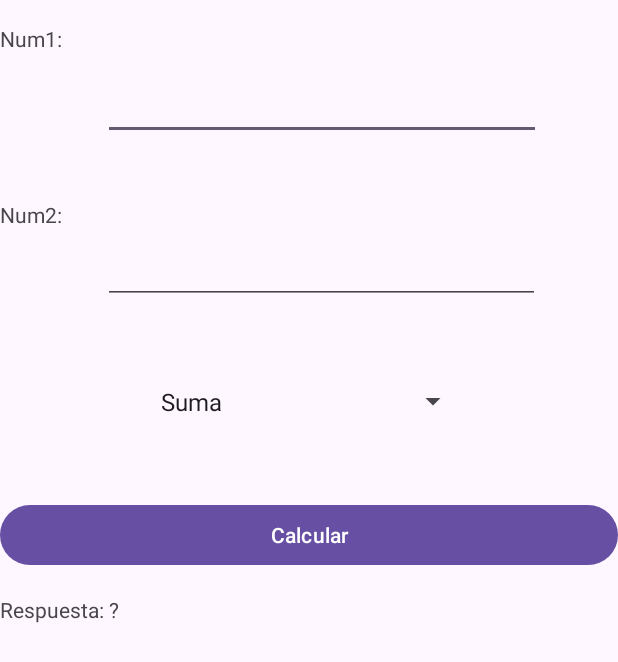
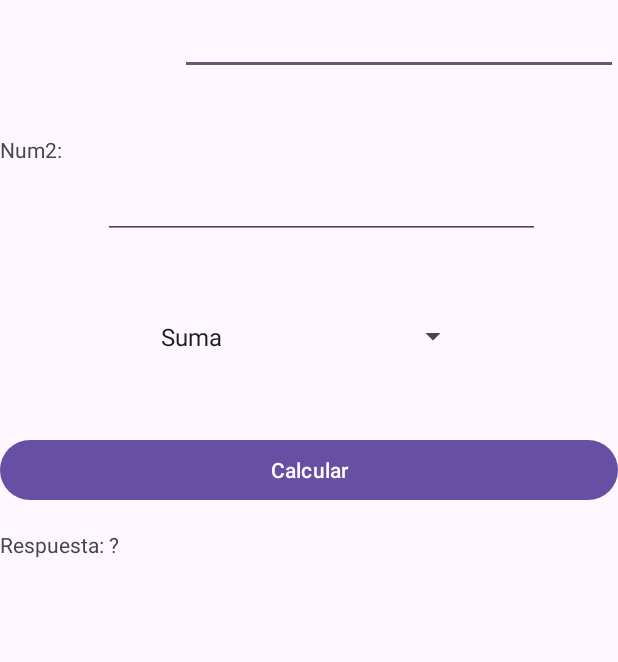
Before and after one commit to CarlosRomero212/ProgTareas-I, an Android app: the screen it shows after launch (MainActivity), on a phone screen of 412 x 824 dp. Shown: the top 662 px of the screen. Run offline under Robolectric (Android 15) with nearby library versions, the phone set to English and light mode, and no system bars.

Commit message:
Proyecto conversores

```diff
--- a/app/src/main/res/layout/activity_main.xml
+++ b/app/src/main/res/layout/activity_main.xml
@@ -6,17 +6,6 @@
     android:layout_height="match_parent"
     tools:context=".MainActivity">
 
-
-    <TextView
-        android:id="@+id/lblNum1"
-        android:layout_width="wrap_content"
-        android:layout_height="wrap_content"
-        android:text="Num1:"
-        app:layout_constraintTop_toTopOf="parent"
-        app:layout_constraintStart_toStartOf="parent"
-        app:layout_constraintBottom_toTopOf="@id/txtNumero1"
-        app:layout_constraintVertical_chainStyle="packed"
-        android:layout_marginTop="16dp" />
 
     <EditText
         android:id="@+id/txtNumero1"
```
